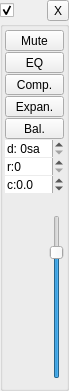
First picture: the form in gui/OutputController.ui, repository amurzeau/damc, before the edit.
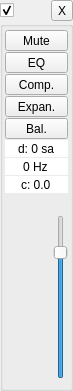
Second picture: the form after the edit. Custom widgets are drawn as their Qt base class.

Commit message:
gui: remove old json stuff unused now and use display sample_rate
before, the sample rate spin box was a ratio number instead, but its easier
for the user to just use the true sample rate instead.

```diff
--- a/gui/OutputController.ui
+++ b/gui/OutputController.ui
@@ -6,7 +6,7 @@
    <rect>
     <x>0</x>
     <y>0</y>
-    <width>69</width>
+    <width>61</width>
     <height>391</height>
    </rect>
   </property>
@@ -165,14 +165,23 @@
         <property name="frame">
          <bool>false</bool>
         </property>
-        <property name="prefix">
-         <string>r:</string>
+        <property name="alignment">
+         <set>Qt::AlignCenter</set>
+        </property>
+        <property name="buttonSymbols">
+         <enum>QAbstractSpinBox::NoButtons</enum>
+        </property>
+        <property name="suffix">
+         <string> Hz</string>
         </property>
         <property name="minimum">
          <number>0</number>
         </property>
         <property name="maximum">
-         <number>16</number>
+         <number>999999</number>
+        </property>
+        <property name="value">
+         <number>0</number>
         </property>
        </widget>
       </item>
@@ -288,8 +297,14 @@
         <property name="frame">
          <bool>false</bool>
         </property>
+        <property name="alignment">
+         <set>Qt::AlignCenter</set>
+        </property>
+        <property name="buttonSymbols">
+         <enum>QAbstractSpinBox::NoButtons</enum>
+        </property>
         <property name="prefix">
-         <string>c:</string>
+         <string>c: </string>
         </property>
         <property name="suffix">
          <string/>
@@ -335,11 +350,17 @@
         <property name="frame">
          <bool>false</bool>
         </property>
+        <property name="alignment">
+         <set>Qt::AlignCenter</set>
+        </property>
+        <property name="buttonSymbols">
+         <enum>QAbstractSpinBox::NoButtons</enum>
+        </property>
         <property name="prefix">
          <string>d: </string>
         </property>
         <property name="suffix">
-         <string>sa</string>
+         <string> sa</string>
         </property>
         <property name="decimals">
          <number>0</number>
```
Left out of the diff: 9 changed lines with no effect on the pictures. The commit also changes 2 other files.
